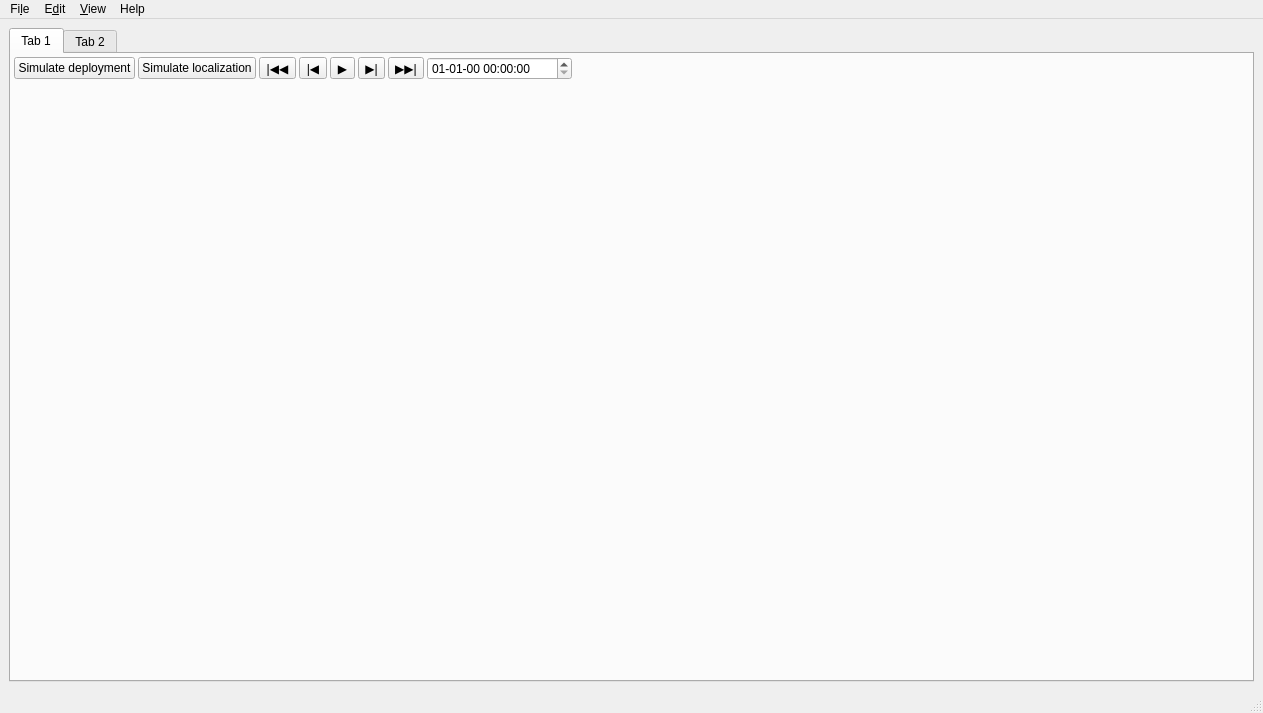
Above: ui/main_window.ui from spel-uchile/Pypredict before the change. Below: the same form after it.
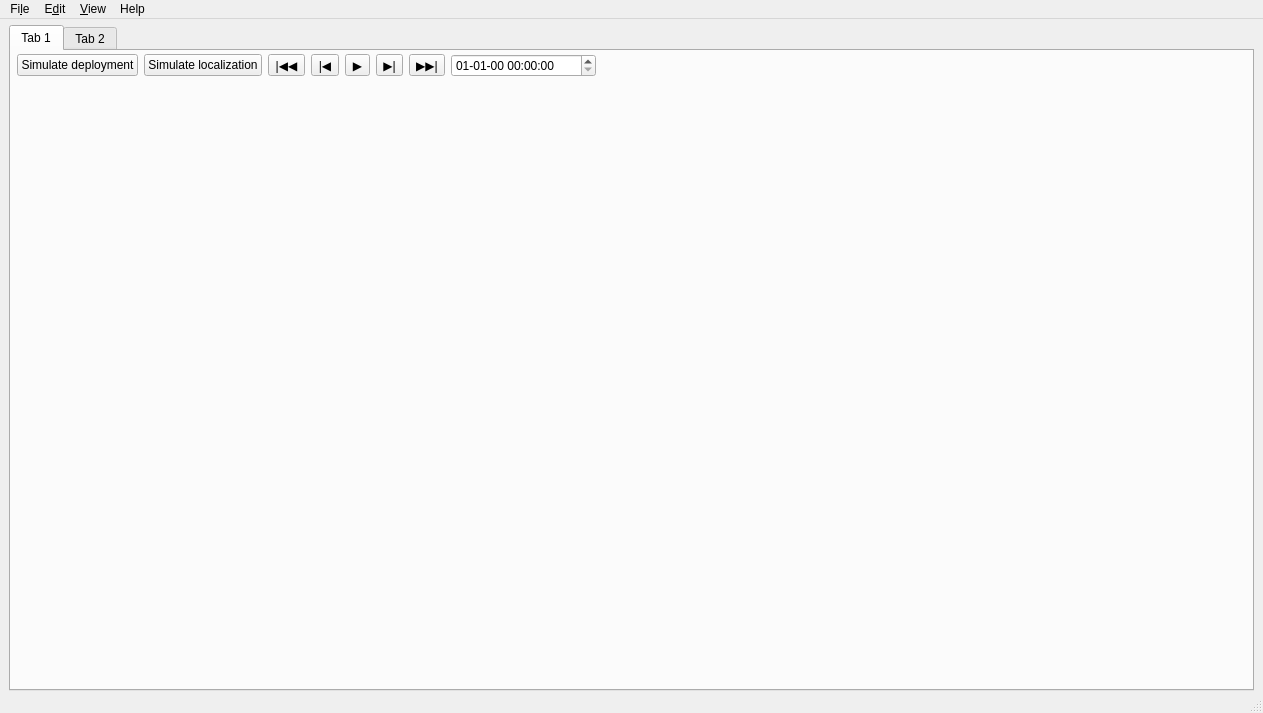
That is the form after the change.

Commit message: Improved the map's layout and size.

Diff of the .ui file:
```diff
--- a/ui/main_window.ui
+++ b/ui/main_window.ui
@@ -15,6 +15,15 @@
   </property>
   <widget class="QWidget" name="centralwidget">
    <layout class="QVBoxLayout" name="verticalLayout_2">
+    <property name="spacing">
+     <number>6</number>
+    </property>
+    <property name="topMargin">
+     <number>6</number>
+    </property>
+    <property name="bottomMargin">
+     <number>0</number>
+    </property>
     <item>
      <widget class="QTabWidget" name="tabWidget">
       <property name="sizePolicy">
@@ -65,10 +74,10 @@
           </property>
           <layout class="QHBoxLayout" name="horizontalLayout_3">
            <property name="spacing">
-            <number>3</number>
+            <number>6</number>
            </property>
            <property name="leftMargin">
-            <number>3</number>
+            <number>6</number>
            </property>
            <property name="topMargin">
             <number>3</number>
```
The commit also changes 2 other files.
